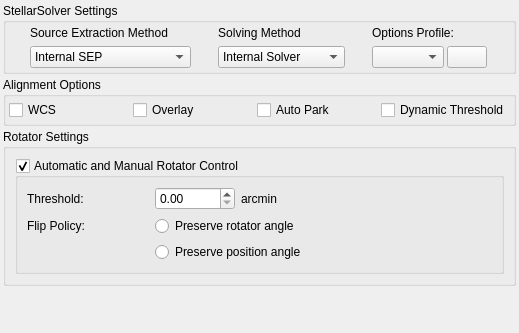
Old version of the form kstars/ekos/align/opsalign.ui in the repository C-EO/kstars.
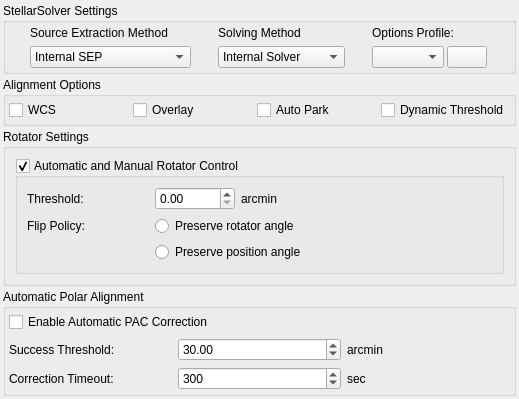
New version of the form.

Commit message:
Preliminary Support for Automatic Polar Alignment Correction
This is the preliminary support for Polar Alignment Correction in Ekos Align module which requires INDI v2.2.0+ that introduced the PAC_INTERFACE. So far only tested with simulators as there are no drivers for any physical PAC devices in INDI right now.

What changed in the file:
```diff
--- a/kstars/ekos/align/opsalign.ui
+++ b/kstars/ekos/align/opsalign.ui
@@ -373,6 +373,109 @@
      </layout>
     </widget>
    </item>
+   <item>
+    <widget class="QGroupBox" name="groupBoxAutoPAC">
+     <property name="title">
+      <string>Automatic Polar Alignment</string>
+     </property>
+     <layout class="QGridLayout" name="gridLayout_AutoPAC">
+      <property name="leftMargin">
+       <number>3</number>
+      </property>
+      <property name="topMargin">
+       <number>3</number>
+      </property>
+      <property name="rightMargin">
+       <number>3</number>
+      </property>
+      <property name="bottomMargin">
+       <number>3</number>
+      </property>
+      <item row="0" column="0" colspan="3">
+       <widget class="QCheckBox" name="kcfg_PAHAutoPACCorrection">
+        <property name="toolTip">
+         <string>&lt;html&gt;&lt;head/&gt;&lt;body&gt;&lt;p&gt;When enabled and a PAC (Polar Alignment Corrector) device is connected, the system will automatically send correction commands to the PAC during the refresh phase instead of requiring manual knob adjustments.&lt;/p&gt;&lt;/body&gt;&lt;/html&gt;</string>
+        </property>
+        <property name="text">
+         <string>Enable Automatic PAC Correction</string>
+        </property>
+       </widget>
+      </item>
+      <item row="1" column="0">
+       <widget class="QLabel" name="labelSuccessThreshold">
+        <property name="toolTip">
+         <string>If the total polar alignment error drops to or below this threshold, the alignment is considered successful and the process stops.</string>
+        </property>
+        <property name="text">
+         <string>Success Threshold:</string>
+        </property>
+       </widget>
+      </item>
+      <item row="1" column="1">
+       <widget class="QDoubleSpinBox" name="kcfg_PAHSuccessThreshold">
+        <property name="toolTip">
+         <string>Polar alignment success threshold in arcminutes. If the total error is at or below this value, alignment is considered successful.</string>
+        </property>
+        <property name="minimum">
+         <double>0.100000000000000</double>
+        </property>
+        <property name="maximum">
+         <double>60.000000000000000</double>
+        </property>
+        <property name="singleStep">
+         <double>1.000000000000000</double>
+        </property>
+        <property name="value">
+         <double>30.000000000000000</double>
+        </property>
+       </widget>
+      </item>
+      <item row="1" column="2">
+       <widget class="QLabel" name="labelSuccessThresholdUnit">
+        <property name="text">
+         <string>arcmin</string>
+        </property>
+       </widget>
+      </item>
+      <item row="2" column="0">
+       <widget class="QLabel" name="labelCorrectionTimeout">
+        <property name="toolTip">
+         <string>If the system cannot reach the desired threshold within this period, it aborts the automatic correction.</string>
+        </property>
+        <property name="text">
+         <string>Correction Timeout:</string>
+        </property>
+       </widget>
+      </item>
+      <item row="2" column="1">
+       <widget class="QSpinBox" name="kcfg_PAHCorrectionTimeout">
+        <property name="toolTip">
+         <string>Timeout in seconds for automatic polar alignment correction.</string>
+        </property>
+        <property name="minimum">
+         <number>30</number>
+        </property>
+        <property name="maximum">
+         <number>3600</number>
+        </property>
+        <property name="singleStep">
+         <number>30</number>
+        </property>
+        <property name="value">
+         <number>300</number>
+        </property>
+       </widget>
+      </item>
+      <item row="2" column="2">
+       <widget class="QLabel" name="labelCorrectionTimeoutUnit">
+        <property name="text">
+         <string>sec</string>
+        </property>
+       </widget>
+      </item>
+     </layout>
+    </widget>
+   </item>
    <item>
     <spacer name="verticalSpacer">
      <property name="orientation">
```
The commit also changes 10 other files.
